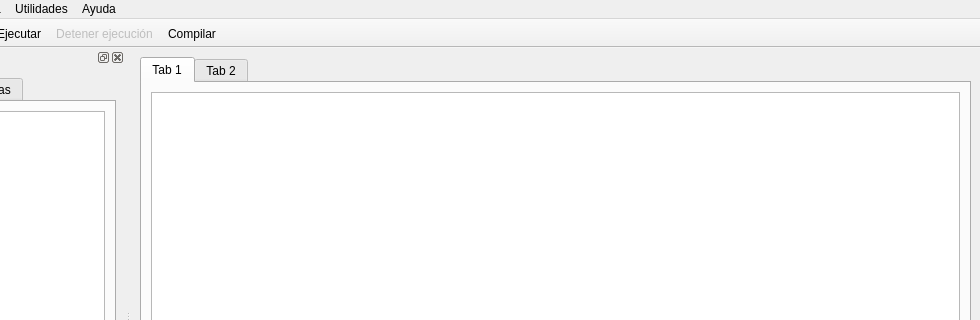
This is ide/mainwindow.ui in fer-hnndz/LPP as Qt 5 draws it before an edit; both pictures show x 171 to 1151 and y 0 to 320 of the 1151 by 614 pixel window. The edited form follows.
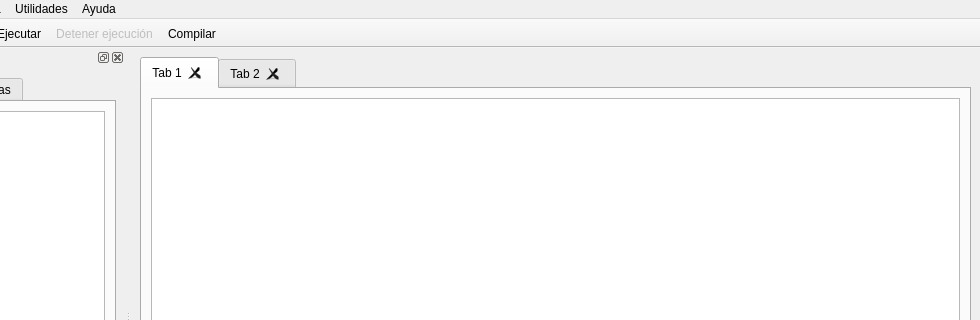
This is the edited form. The open tabs and pages were chosen to show the change. Icons and pictures are not drawn. Custom widgets are drawn as their Qt base class.

Commit message: Solve bug where the first's editor tab state was not being saved - Previously, if user opened a file and then double clicked another file from the explorer, when going back to the original file's tab, the file contents were not shown and the editor on that tab was empty.

```diff
--- a/ide/mainwindow.ui
+++ b/ide/mainwindow.ui
@@ -20,6 +20,9 @@
       <property name="currentIndex">
        <number>0</number>
       </property>
+      <property name="tabsClosable">
+       <bool>true</bool>
+      </property>
       <widget class="QWidget" name="tab">
        <attribute name="title">
         <string>Tab 1</string>
```
Left out of the diff: 2 changed lines with no effect on the pictures. The commit also changes 2 other files.
